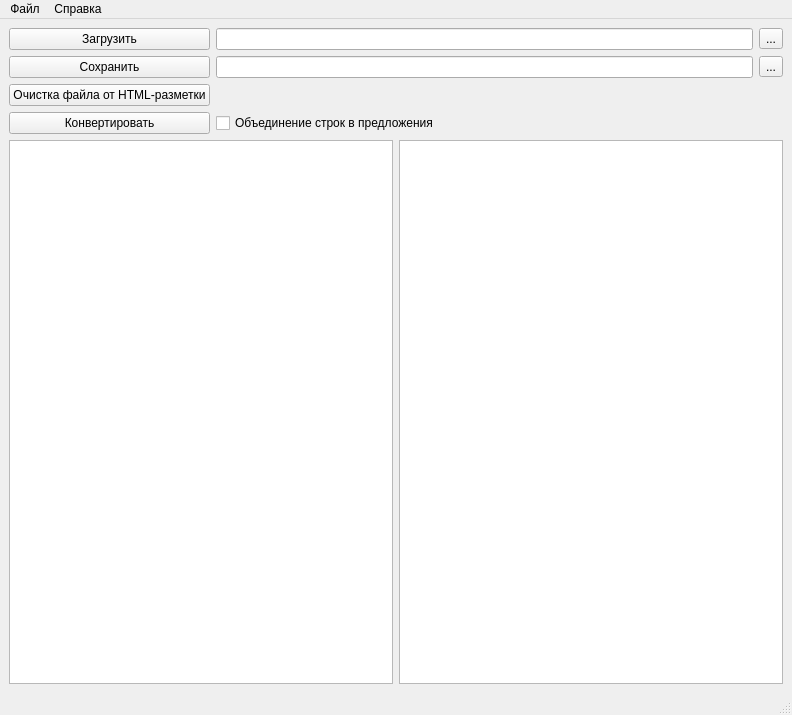
First picture: the form in ui/ui_mainwindow.ui, repository DoctorChe/srttotxt, before the edit.
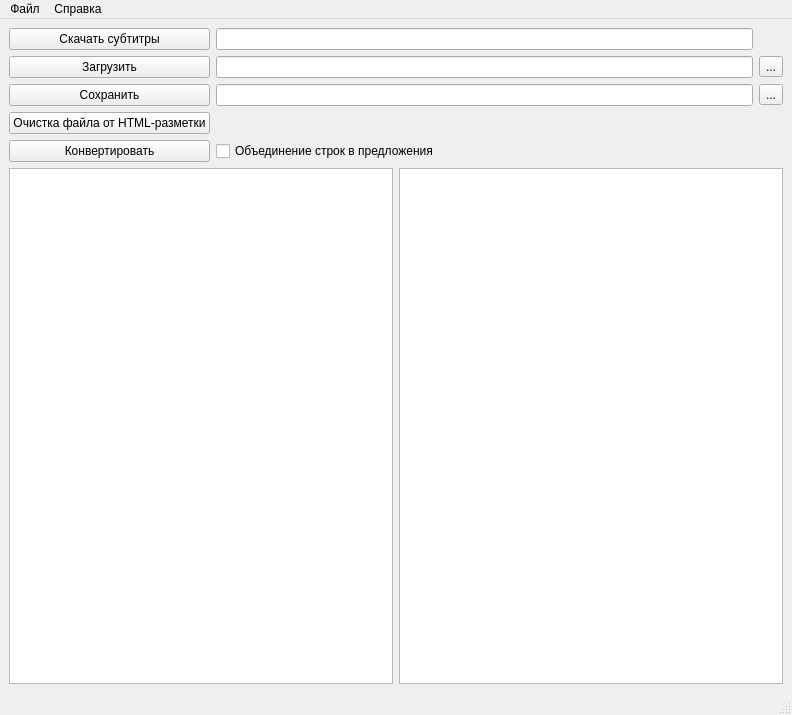
Second picture: the form after the edit.

Commit message: add subtitle download function (via youtube-dl)

```diff
--- a/ui/ui_mainwindow.ui
+++ b/ui/ui_mainwindow.ui
@@ -17,58 +17,68 @@
    <layout class="QVBoxLayout" name="verticalLayout">
     <item>
      <layout class="QGridLayout" name="gridLayout">
-      <item row="2" column="0">
+      <item row="3" column="0">
        <widget class="QPushButton" name="pushButton_read_file">
         <property name="text">
          <string>Загрузить</string>
         </property>
        </widget>
       </item>
-      <item row="3" column="0">
+      <item row="7" column="1">
+       <widget class="QCheckBox" name="checkBox_join">
+        <property name="text">
+         <string>Объединение строк в предложения</string>
+        </property>
+       </widget>
+      </item>
+      <item row="5" column="0">
        <widget class="QPushButton" name="pushButton_save_file">
         <property name="text">
          <string>Сохранить</string>
         </property>
        </widget>
       </item>
-      <item row="3" column="2">
+      <item row="5" column="2">
        <widget class="QToolButton" name="toolButton_output_file">
         <property name="text">
          <string>...</string>
         </property>
        </widget>
       </item>
-      <item row="2" column="2">
+      <item row="3" column="2">
        <widget class="QToolButton" name="toolButton_input_file">
         <property name="text">
          <string>...</string>
         </property>
        </widget>
       </item>
-      <item row="3" column="1">
+      <item row="5" column="1">
        <widget class="QLineEdit" name="lineEdit_output_file"/>
       </item>
-      <item row="4" column="0">
+      <item row="6" column="0">
        <widget class="QPushButton" name="pushButton_clean">
         <property name="text">
          <string>Очистка файла от HTML-разметки</string>
         </property>
        </widget>
       </item>
-      <item row="2" column="1">
+      <item row="3" column="1">
        <widget class="QLineEdit" name="lineEdit_input_file"/>
       </item>
-      <item row="5" column="0">
+      <item row="7" column="0">
        <widget class="QPushButton" name="pushButton_convert">
         <property name="text">
          <string>Конвертировать</string>
         </property>
        </widget>
       </item>
-      <item row="5" column="1">
-       <widget class="QCheckBox" name="checkBox_join">
+      <item row="2" column="1">
+       <widget class="QLineEdit" name="lineEdit_url"/>
+      </item>
+      <item row="2" column="0">
+       <widget class="QPushButton" name="pushButton_download">
         <property name="text">
-         <string>Объединение строк в предложения</string>
+         <string>Скачать субтитры</string>
         </property>
        </widget>
       </item>
```
Left out of the diff: 29 changed lines with no effect on the pictures. The commit also changes 3 other files.
